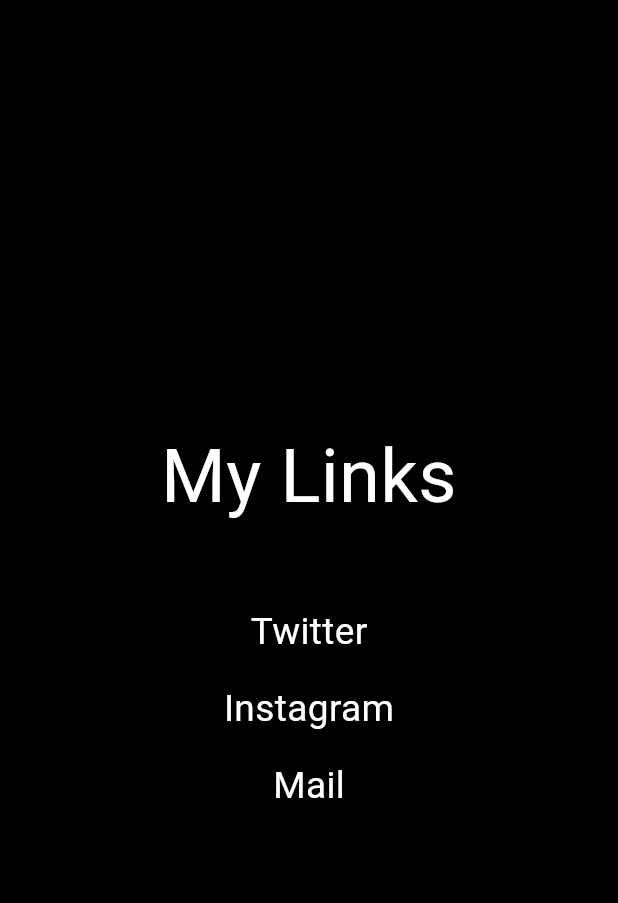
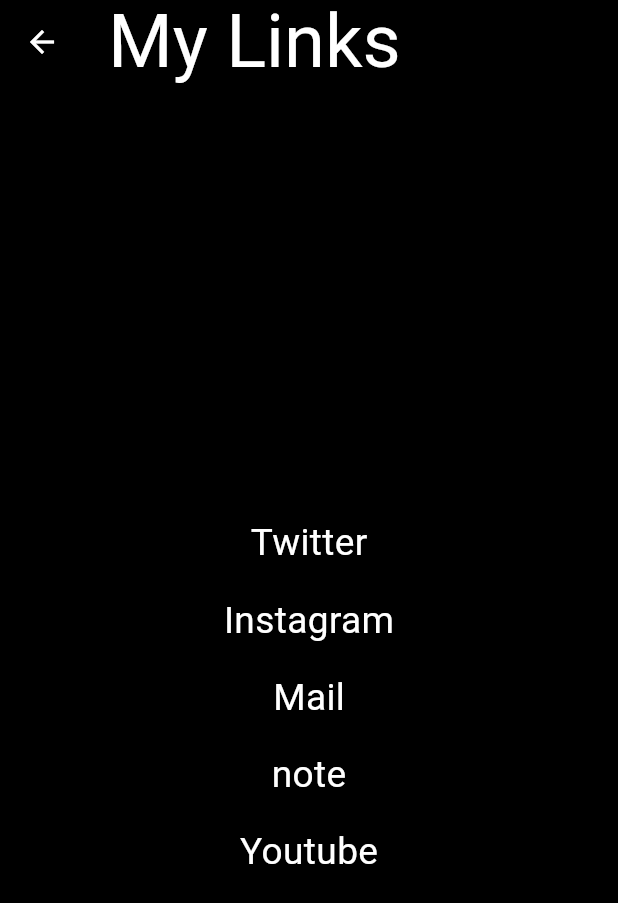
Before and after one commit to sachi-saiwai/portfoliogogogo, a Flutter app: the screen it shows after launch, after a tap on "Links", on a phone screen of 412 x 824 dp. Shown: the top 903 px of the screen. Run offline on Flutter 3.47's test engine with Material 3 defaults, Android fonts, the phone set to English and light mode, and no system bars.

Commit message:
appbarの追加、link部分へ付け足し

```diff
--- a/lib/link_page.dart
+++ b/lib/link_page.dart
@@ -6,24 +6,30 @@
   Widget build(BuildContext context) {
     return Scaffold(
       backgroundColor: Colors.black,
-      body: Center(
-        child: Column(mainAxisAlignment: MainAxisAlignment.center, children: [
-          Text('My Links',
-              textAlign: TextAlign.center,
+      appBar: AppBar(
+        backgroundColor: Colors.black,
+        leading: IconButton(
+          icon: Icon(Icons.arrow_back, color: Colors.white),
+          onPressed: () => Navigator.pop(context),
+        ),
+        title: Text('My Links',
             style: TextStyle(
               fontSize: MediaQuery.of(context).size.height * 0.06,
               color: Colors.white,
             )),
+      ),
+      body: Center(
+        child: Column(mainAxisAlignment: MainAxisAlignment.center, children: [
           SizedBox(height: MediaQuery.of(context).size.height * 0.06),
           InkWell(
             onTap: () async {
               await launchUrl(Uri.parse('https://x.com/pgo_p5'));
             },
-            child: Text(
-              'Twitter',
+            child: Text('Twitter',
                 style: TextStyle(
                   color: Colors.white,
-                fontSize:MediaQuery.of(context).size.height * 0.03, )),
+                  fontSize: MediaQuery.of(context).size.height * 0.03,
+                )),
           ),
           SizedBox(height: MediaQuery.of(context).size.height * 0.02),
           InkWell(
@@ -31,11 +37,11 @@
               await launchUrl(Uri.parse(
                   'https://www.instagram.com/saiwai_lilili?igsh=MWFmZDk4cG56MnBoNw%3D%3D&utm_source=qr'));
             },
-            child: Text(
-              'Instagram',
+            child: Text('Instagram',
                 style: TextStyle(
                   color: Colors.white,
-                fontSize:MediaQuery.of(context).size.height * 0.03, )),
+                  fontSize: MediaQuery.of(context).size.height * 0.03,
+                )),
           ),
           SizedBox(height: MediaQuery.of(context).size.height * 0.02),
           InkWell(
@@ -44,19 +50,38 @@
                 'mailto:pgo.p5.u@gmail.com?subject=ポートフォリオからのお問い合わせ&body=本文',
               ));
             },
-            child: Text(
-              'Mail',
+            child: Text('Mail',
                 style: TextStyle(
                   color: Colors.white,
-                fontSize:MediaQuery.of(context).size.height * 0.03, )),
+                  fontSize: MediaQuery.of(context).size.height * 0.03,
+                )),
           ),
-
-          // const Text('現在準備中です…',
-          // textAlign: TextAlign.center,
-          // style:TextStyle(
-          //   fontSize:40,
-          //   color: Colors.white,
-          // )),
+          SizedBox(height: MediaQuery.of(context).size.height * 0.02),
+          InkWell(
+            onTap: () async {
+              await launchUrl(Uri.parse(
+                'https://note.com/saiwai_lilili',
+              ));
+            },
+            child: Text('note',
+                style: TextStyle(
+                  color: Colors.white,
+                  fontSize: MediaQuery.of(context).size.height * 0.03,
+                )),
+          ),
+          SizedBox(height: MediaQuery.of(context).size.height * 0.02),
+          InkWell(
+            onTap: () async {
+              await launchUrl(Uri.parse(
+                'https://www.youtube.com/@pgo-p5.u',
+              ));
+            },
+            child: Text('Youtube',
+                style: TextStyle(
+                  color: Colors.white,
+                  fontSize: MediaQuery.of(context).size.height * 0.03,
+                )),
+          ),
         ]),
       ),
     );
--- a/lib/main.dart
+++ b/lib/main.dart
@@ -46,7 +46,7 @@
         decoration: BoxDecoration(color: Colors.black),
         child: SingleChildScrollView(
           child: Column(
-            mainAxisAlignment: MainAxisAlignment.center,
+            mainAxisAlignment: MainAxisAlignment.start,
             children: <Widget>[
               // const Text('私の',
               // style:TextStyle(
@@ -109,12 +109,13 @@
                 color: Colors.white,
               )
               ),
+              SizedBox(height: MediaQuery.of(context).size.height * 0.01),
              SingleChildScrollView(
              scrollDirection: Axis.horizontal,
               child: Row(
-                mainAxisAlignment: MainAxisAlignment.center,
+                mainAxisAlignment: MainAxisAlignment.start,
                 children: <Widget>[
-                  Container(child:Image.asset('assets/kuma.png'),height:MediaQuery.of(context).size.height * 0.9,),
+                  Container(child:Image.asset('assets/kuma.png'),height:MediaQuery.of(context).size.height * 0.9,width:MediaQuery.of(context).size.width * 0.9,),
                 ]
                   )
              ),
```
Also changed, not shown: lib/art_page.dart (+14 -10 lines), lib/creation_page.dart (+12 -6 lines), lib/drawing_page.dart (+37 -32 lines). Lines whose indentation alone changed are shown as unchanged.
